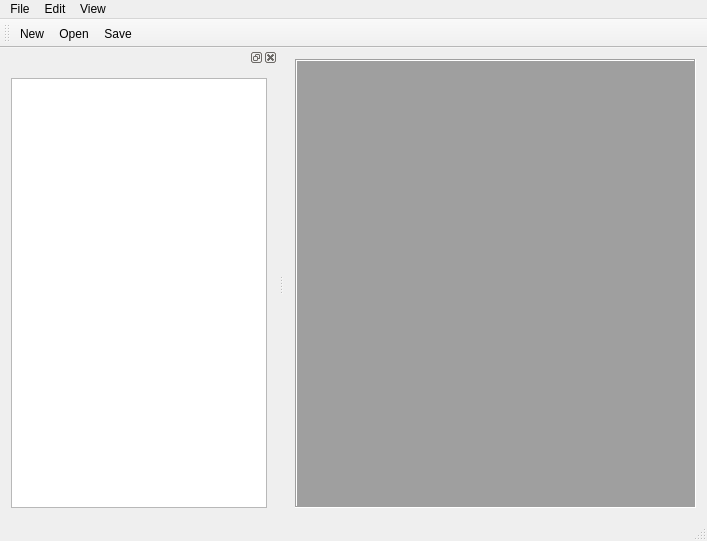
dmosora/Query-Dependent, file src/Visualization/Visualization.ui: the form before one commit.
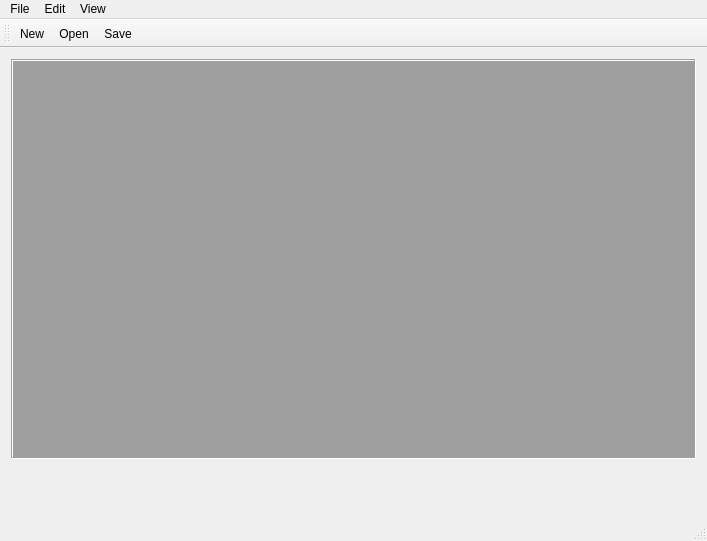
The form after the commit. Icons and pictures are not drawn.

Commit message: Doing some work on basic UI things.

```diff
--- a/src/Visualization/Visualization.ui
+++ b/src/Visualization/Visualization.ui
@@ -21,6 +21,12 @@
    <layout class="QVBoxLayout" name="verticalLayout_2">
     <item>
      <widget class="QMdiArea" name="mdiArea">
+      <property name="sizePolicy">
+       <sizepolicy hsizetype="Preferred" vsizetype="Preferred">
+        <horstretch>0</horstretch>
+        <verstretch>0</verstretch>
+       </sizepolicy>
+      </property>
       <property name="frameShape">
        <enum>QFrame::Box</enum>
       </property>
@@ -29,6 +35,9 @@
       </property>
      </widget>
     </item>
+    <item>
+     <widget class="QWidget" name="widget" native="true"/>
+    </item>
    </layout>
   </widget>
   <widget class="QMenuBar" name="menuBar">
@@ -91,18 +100,6 @@
    <addaction name="actionSave"/>
   </widget>
   <widget class="QStatusBar" name="statusBar"/>
-  <widget class="QDockWidget" name="dockWidgetAttributes">
-   <attribute name="dockWidgetArea">
-    <number>1</number>
-   </attribute>
-   <widget class="QWidget" name="dockWidgetContents">
-    <layout class="QVBoxLayout" name="verticalLayout">
-     <item>
-      <widget class="QTreeView" name="treeViewAttributes"/>
-     </item>
-    </layout>
-   </widget>
-  </widget>
   <action name="actionOpen">
    <property name="icon">
     <iconset resource="Visualization.qrc">
```
Left out of the diff: 2 changed lines with no effect on the pictures. The commit also changes 3 other files.
